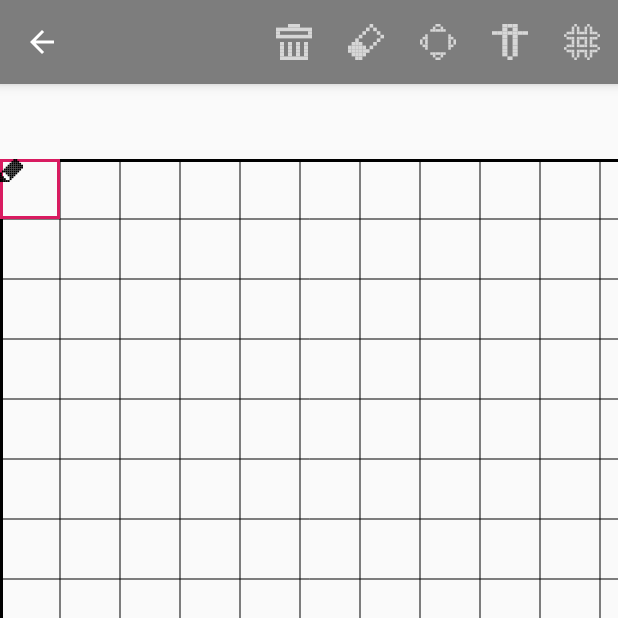
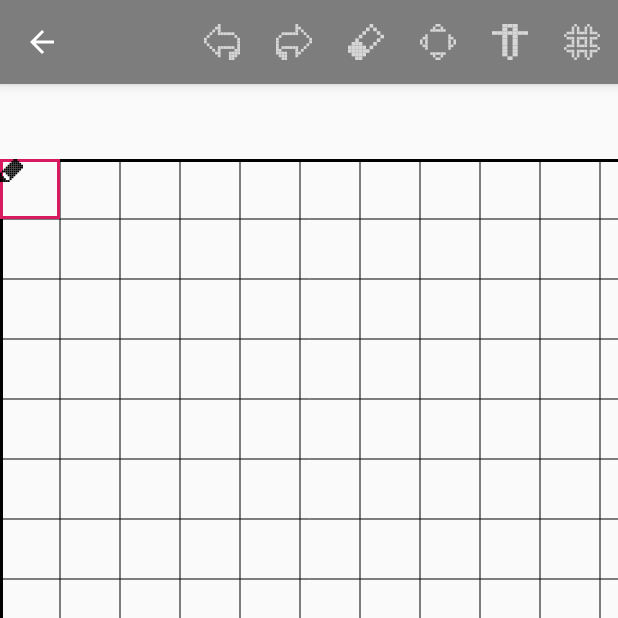
Before and after one commit to LoneStarFateZero/PixelCanvas, an Android app: the PaintActivity screen opened directly, with no data from a screen before it, on a phone screen of 412 x 824 dp, the top half of it. Run offline under Robolectric (Android 15) with nearby library versions, the phone set to English and light mode, and no system bars; libraries missing offline, so code that uses them is left out: cn.bmob.v3, net.margaritov.preference, org.litepal, org.litepal.crud; Roboto replaces fonts that are not available here; 3 statements that could not run were skipped.

Commit message:
添加编辑页面的撤销和恢复功能，部分操作可能导致bug

```diff
--- a/app/src/main/java/pers/lonestar/pixelcanvas/activity/PaintActivity.java
+++ b/app/src/main/java/pers/lonestar/pixelcanvas/activity/PaintActivity.java
@@ -26,6 +26,7 @@ import net.margaritov.preference.colorpicker.ColorPickerDialog;
 
 import java.text.DateFormat;
 import java.util.Date;
+import java.util.Stack;
 
 import androidx.annotation.NonNull;
 import androidx.appcompat.app.ActionBar;
@@ -70,6 +71,9 @@ public class PaintActivity extends AppCompatActivity {
     private int prePencilColor;
     private boolean eraserStatus = false;
     private LitePalCanvas litePalCanvas;
+    private boolean changeFlag = false;
+    private Stack<int[][]> pixelColorUndoStack;
+    private Stack<int[][]> pixelColorRedoStack;
 
     @Override
     protected void onCreate(Bundle savedInstanceState) {
@@ -107,8 +111,11 @@ public class PaintActivity extends AppCompatActivity {
             case android.R.id.home:
                 finish();
                 break;
-            case R.id.clearCanvas:
-                clearCanvas();
+            case R.id.undo:
+                undoCanvas();
+                break;
+            case R.id.redo:
+                redoCanvas();
                 break;
             case R.id.eraser:
                 setEraser();
@@ -262,6 +269,7 @@ public class PaintActivity extends AppCompatActivity {
 
                         //边框位置也可用于画图
                         if (dotButton.isPressed()) {
+                            changeFlag = true;
                             int x = left / pixelSize;
                             int y = bottom / pixelSize;
                             //防止数组越界
@@ -274,16 +282,24 @@ public class PaintActivity extends AppCompatActivity {
                             PixelApp.pixelColor[y][x] = pencilColor;
                             pixelCanvas.reDrawCanvas();
                         }
+                        //按键松开算是完成一次绘制
+                        else {
+                            //如果发生修改动作才进行覆盖保存
+                            if (changeFlag) {
+                                changeFlag = false;
+                                pixelColorUndoStack.push(savePixelColor());
+                                pixelColorRedoStack.clear();
+                                litePalCanvas.setJsonData(new Gson().toJson(PixelApp.pixelColor));
+                                litePalCanvas.setThumbnail(ParameterUtils.bitmapToBytes(loadBitmapFromView(pixelCanvas)));
+                                litePalCanvas.save();
+                            }
+                        }
 
                         // 记录当前的位置
                         lastX = (int) event.getRawX();
                         lastY = (int) event.getRawY();
                         break;
                     case MotionEvent.ACTION_UP:
-                        //覆盖修改
-                        litePalCanvas.setJsonData(new Gson().toJson(PixelApp.pixelColor));
-                        litePalCanvas.setThumbnail(ParameterUtils.bitmapToBytes(loadBitmapFromView(pixelCanvas)));
-                        litePalCanvas.save();
                         break;
                 }
                 return true;
@@ -327,6 +343,9 @@ public class PaintActivity extends AppCompatActivity {
             PixelApp.pixelColor = new Gson().fromJson(litePalCanvas.getJsonData(), int[][].class);
         }
         pixelSize = ParameterUtils.canvasWidth / pixelCount;
+        pixelColorRedoStack = new Stack<>();
+        pixelColorUndoStack = new Stack<>();
+        pixelColorUndoStack.push(savePixelColor());
 
         //绘制画布背景
 //        backgroundCanvas.setPixelCount(pixelCount);
@@ -361,7 +380,10 @@ public class PaintActivity extends AppCompatActivity {
     //Toolbar菜单项方法
     //清除画布
     private void clearCanvas() {
+        changeFlag = true;
         PixelApp.pixelColor = new int[pixelCount][pixelCount];
+        pixelColorUndoStack.push(savePixelColor());
+        pixelColorRedoStack.clear();
         pixelCanvas.reDrawCanvas();
     }
 
@@ -543,6 +565,7 @@ public class PaintActivity extends AppCompatActivity {
         //覆盖修改
         DateFormat dateFormat = DateFormat.getDateTimeInstance();
         Date date = new Date(System.currentTimeMillis());
+        litePalCanvas.setJsonData(new Gson().toJson(PixelApp.pixelColor));
         litePalCanvas.setThumbnail(ParameterUtils.bitmapToBytes(loadBitmapFromView(pixelCanvas)));
         litePalCanvas.setUpdatedAt(dateFormat.format(date));
         litePalCanvas.save();
@@ -550,4 +573,31 @@ public class PaintActivity extends AppCompatActivity {
         PixelApp.litePalCanvas = null;
         finish();
     }
+
+    private void undoCanvas() {
+        if (pixelColorUndoStack.size() > 1) {
+            pixelColorRedoStack.push(pixelColorUndoStack.pop());
+            PixelApp.pixelColor = pixelColorUndoStack.peek();
+            pixelCanvas.reDrawCanvas();
+        } else {
+            PixelApp.pixelColor = pixelColorUndoStack.peek();
+            pixelCanvas.reDrawCanvas();
+        }
+    }
+
+    private void redoCanvas() {
+        if (!pixelColorRedoStack.empty()) {
+            PixelApp.pixelColor = pixelColorRedoStack.peek();
+            pixelColorUndoStack.push(pixelColorRedoStack.pop());
+            pixelCanvas.reDrawCanvas();
+        }
+    }
+
+    private int[][] savePixelColor() {
+        int[][] newPixelColor = new int[pixelCount][pixelCount];
+        for (int i = 0; i < PixelApp.pixelColor.length; i++) {
+            System.arraycopy(PixelApp.pixelColor[i], 0, newPixelColor[i], 0, PixelApp.pixelColor.length);
+        }
+        return newPixelColor;
+    }
 }
--- a/app/src/main/java/pers/lonestar/pixelcanvas/customview/PixelCanvas.java
+++ b/app/src/main/java/pers/lonestar/pixelcanvas/customview/PixelCanvas.java
@@ -4,6 +4,7 @@ import android.content.Context;
 import android.graphics.Canvas;
 import android.graphics.Paint;
 import android.util.AttributeSet;
+import android.util.Log;
 import android.view.View;
 
 import androidx.annotation.Nullable;
@@ -26,6 +27,7 @@ public class PixelCanvas extends View {
 
     //自定义绘制
     private void drawPixel(Canvas canvas) {
+        Log.d("TEST", "开始重绘");
         Paint paint = new Paint();
         paint.setStrokeWidth(1);
         for (int i = 0; i < PixelApp.pixelColor.length; i++) {
--- /dev/null
+++ b/app/src/main/res/drawable/ic_redo.xml
@@ -0,0 +1,138 @@
+<vector android:height="24dp"
+    android:viewportHeight="13"
+    android:viewportWidth="13"
+    android:width="24dp"
+    xmlns:android="http://schemas.android.com/apk/res/android">
+    <path
+        android:fillColor="#D7D7D7"
+        android:pathData="M7,0h1v1h-1z" />
+    <path
+        android:fillColor="#D7D7D7"
+        android:pathData="M7,1h1v1h-1z" />
+    <path
+        android:fillColor="#D7D7D7"
+        android:pathData="M8,1h1v1h-1z" />
+    <path
+        android:fillColor="#D7D7D7"
+        android:pathData="M7,2h1v1h-1z" />
+    <path
+        android:fillColor="#D7D7D7"
+        android:pathData="M9,2h1v1h-1z" />
+    <path
+        android:fillColor="#D7D7D7"
+        android:pathData="M2,3h1v1h-1z" />
+    <path
+        android:fillColor="#D7D7D7"
+        android:pathData="M3,3h1v1h-1z" />
+    <path
+        android:fillColor="#D7D7D7"
+        android:pathData="M4,3h1v1h-1z" />
+    <path
+        android:fillColor="#D7D7D7"
+        android:pathData="M5,3h1v1h-1z" />
+    <path
+        android:fillColor="#D7D7D7"
+        android:pathData="M6,3h1v1h-1z" />
+    <path
+        android:fillColor="#D7D7D7"
+        android:pathData="M7,3h1v1h-1z" />
+    <path
+        android:fillColor="#D7D7D7"
+        android:pathData="M10,3h1v1h-1z" />
+    <path
+        android:fillColor="#D7D7D7"
+        android:pathData="M1,4h1v1h-1z" />
+    <path
+        android:fillColor="#D7D7D7"
+        android:pathData="M11,4h1v1h-1z" />
+    <path
+        android:fillColor="#D7D7D7"
+        android:pathData="M0,5h1v1h-1z" />
+    <path
+        android:fillColor="#D7D7D7"
+        android:pathData="M12,5h1v1h-1z" />
+    <path
+        android:fillColor="#D7D7D7"
+        android:pathData="M0,6h1v1h-1z" />
+    <path
+        android:fillColor="#D7D7D7"
+        android:pathData="M12,6h1v1h-1z" />
+    <path
+        android:fillColor="#D7D7D7"
+        android:pathData="M0,7h1v1h-1z" />
+    <path
+        android:fillColor="#D7D7D7"
+        android:pathData="M11,7h1v1h-1z" />
+    <path
+        android:fillColor="#D7D7D7"
+        android:pathData="M0,8h1v1h-1z" />
+    <path
+        android:fillColor="#D7D7D7"
+        android:pathData="M2,8h1v1h-1z" />
+    <path
+        android:fillColor="#D7D7D7"
+        android:pathData="M3,8h1v1h-1z" />
+    <path
+        android:fillColor="#D7D7D7"
+        android:pathData="M4,8h1v1h-1z" />
+    <path
+        android:fillColor="#D7D7D7"
+        android:pathData="M5,8h1v1h-1z" />
+    <path
+        android:fillColor="#D7D7D7"
+        android:pathData="M6,8h1v1h-1z" />
+    <path
+        android:fillColor="#D7D7D7"
+        android:pathData="M7,8h1v1h-1z" />
+    <path
+        android:fillColor="#D7D7D7"
+        android:pathData="M10,8h1v1h-1z" />
+    <path
+        android:fillColor="#D7D7D7"
+        android:pathData="M0,9h1v1h-1z" />
+    <path
+        android:fillColor="#D7D7D7"
+        android:pathData="M1,9h1v1h-1z" />
+    <path
+        android:fillColor="#D7D7D7"
+        android:pathData="M7,9h1v1h-1z" />
+    <path
+        android:fillColor="#D7D7D7"
+        android:pathData="M9,9h1v1h-1z" />
+    <path
+        android:fillColor="#D7D7D7"
+        android:pathData="M0,10h1v1h-1z" />
+    <path
+        android:fillColor="#D7D7D7"
+        android:pathData="M1,10h1v1h-1z" />
+    <path
+        android:fillColor="#D7D7D7"
+        android:pathData="M2,10h1v1h-1z" />
+    <path
+        android:fillColor="#D7D7D7"
+        android:pathData="M3,10h1v1h-1z" />
+    <path
+        android:fillColor="#D7D7D7"
+        android:pathData="M7,10h1v1h-1z" />
+    <path
+        android:fillColor="#D7D7D7"
+        android:pathData="M8,10h1v1h-1z" />
+    <path
+        android:fillColor="#D7D7D7"
+        android:pathData="M1,11h1v1h-1z" />
+    <path
+        android:fillColor="#D7D7D7"
+        android:pathData="M2,11h1v1h-1z" />
+    <path
+        android:fillColor="#D7D7D7"
+        android:pathData="M3,11h1v1h-1z" />
+    <path
+        android:fillColor="#D7D7D7"
+        android:pathData="M7,11h1v1h-1z" />
+    <path
+        android:fillColor="#D7D7D7"
+        android:pathData="M2,12h1v1h-1z" />
+    <path
+        android:fillColor="#D7D7D7"
+        android:pathData="M3,12h1v1h-1z" />
+</vector>
--- /dev/null
+++ b/app/src/main/res/drawable/ic_undo.xml
@@ -0,0 +1,138 @@
+<vector android:height="24dp"
+    android:viewportHeight="13"
+    android:viewportWidth="13"
+    android:width="24dp"
+    xmlns:android="http://schemas.android.com/apk/res/android">
+    <path
+        android:fillColor="#D7D7D7"
+        android:pathData="M5,0h1v1h-1z" />
+    <path
+        android:fillColor="#D7D7D7"
+        android:pathData="M4,1h1v1h-1z" />
+    <path
+        android:fillColor="#D7D7D7"
+        android:pathData="M5,1h1v1h-1z" />
+    <path
+        android:fillColor="#D7D7D7"
+        android:pathData="M3,2h1v1h-1z" />
+    <path
+        android:fillColor="#D7D7D7"
+        android:pathData="M5,2h1v1h-1z" />
+    <path
+        android:fillColor="#D7D7D7"
+        android:pathData="M2,3h1v1h-1z" />
+    <path
+        android:fillColor="#D7D7D7"
+        android:pathData="M5,3h1v1h-1z" />
+    <path
+        android:fillColor="#D7D7D7"
+        android:pathData="M6,3h1v1h-1z" />
+    <path
+        android:fillColor="#D7D7D7"
+        android:pathData="M7,3h1v1h-1z" />
+    <path
+        android:fillColor="#D7D7D7"
+        android:pathData="M8,3h1v1h-1z" />
+    <path
+        android:fillColor="#D7D7D7"
+        android:pathData="M9,3h1v1h-1z" />
+    <path
+        android:fillColor="#D7D7D7"
+        android:pathData="M10,3h1v1h-1z" />
+    <path
+        android:fillColor="#D7D7D7"
+        android:pathData="M1,4h1v1h-1z" />
+    <path
+        android:fillColor="#D7D7D7"
+        android:pathData="M11,4h1v1h-1z" />
+    <path
+        android:fillColor="#D7D7D7"
+        android:pathData="M0,5h1v1h-1z" />
+    <path
+        android:fillColor="#D7D7D7"
+        android:pathData="M12,5h1v1h-1z" />
+    <path
+        android:fillColor="#D7D7D7"
+        android:pathData="M0,6h1v1h-1z" />
+    <path
+        android:fillColor="#D7D7D7"
+        android:pathData="M12,6h1v1h-1z" />
+    <path
+        android:fillColor="#D7D7D7"
+        android:pathData="M1,7h1v1h-1z" />
+    <path
+        android:fillColor="#D7D7D7"
+        android:pathData="M12,7h1v1h-1z" />
+    <path
+        android:fillColor="#D7D7D7"
+        android:pathData="M2,8h1v1h-1z" />
+    <path
+        android:fillColor="#D7D7D7"
+        android:pathData="M5,8h1v1h-1z" />
+    <path
+        android:fillColor="#D7D7D7"
+        android:pathData="M6,8h1v1h-1z" />
+    <path
+        android:fillColor="#D7D7D7"
+        android:pathData="M7,8h1v1h-1z" />
+    <path
+        android:fillColor="#D7D7D7"
+        android:pathData="M8,8h1v1h-1z" />
+    <path
+        android:fillColor="#D7D7D7"
+        android:pathData="M9,8h1v1h-1z" />
+    <path
+        android:fillColor="#D7D7D7"
+        android:pathData="M10,8h1v1h-1z" />
+    <path
+        android:fillColor="#D7D7D7"
+        android:pathData="M12,8h1v1h-1z" />
+    <path
+        android:fillColor="#D7D7D7"
+        android:pathData="M3,9h1v1h-1z" />
+    <path
+        android:fillColor="#D7D7D7"
+        android:pathData="M5,9h1v1h-1z" />
+    <path
+        android:fillColor="#D7D7D7"
+        android:pathData="M11,9h1v1h-1z" />
+    <path
+        android:fillColor="#D7D7D7"
+        android:pathData="M12,9h1v1h-1z" />
+    <path
+        android:fillColor="#D7D7D7"
+        android:pathData="M4,10h1v1h-1z" />
+    <path
+        android:fillColor="#D7D7D7"
+        android:pathData="M5,10h1v1h-1z" />
+    <path
+        android:fillColor="#D7D7D7"
+        android:pathData="M9,10h1v1h-1z" />
+    <path
+        android:fillColor="#D7D7D7"
+        android:pathData="M10,10h1v1h-1z" />
+    <path
+        android:fillColor="#D7D7D7"
+        android:pathData="M11,10h1v1h-1z" />
+    <path
+        android:fillColor="#D7D7D7"
+        android:pathData="M12,10h1v1h-1z" />
+    <path
+        android:fillColor="#D7D7D7"
+        android:pathData="M5,11h1v1h-1z" />
+    <path
+        android:fillColor="#D7D7D7"
+        android:pathData="M9,11h1v1h-1z" />
+    <path
+        android:fillColor="#D7D7D7"
+        android:pathData="M10,11h1v1h-1z" />
+    <path
+        android:fillColor="#D7D7D7"
+        android:pathData="M11,11h1v1h-1z" />
+    <path
+        android:fillColor="#D7D7D7"
+        android:pathData="M9,12h1v1h-1z" />
+    <path
+        android:fillColor="#D7D7D7"
+        android:pathData="M10,12h1v1h-1z" />
+</vector>
--- a/app/src/main/res/menu/paint_toolbar_menu.xml
+++ b/app/src/main/res/menu/paint_toolbar_menu.xml
@@ -2,9 +2,14 @@
 <menu xmlns:android="http://schemas.android.com/apk/res/android"
     xmlns:app="http://schemas.android.com/apk/res-auto">
     <item
-        android:id="@+id/clearCanvas"
-        android:icon="@drawable/ic_clear"
-        android:title="清除"
+        android:id="@+id/undo"
+        android:icon="@drawable/ic_undo"
+        android:title="撤销"
+        app:showAsAction="always" />
+    <item
+        android:id="@+id/redo"
+        android:icon="@drawable/ic_redo"
+        android:title="恢复"
         app:showAsAction="always" />
     <item
         android:id="@+id/eraser"
```
